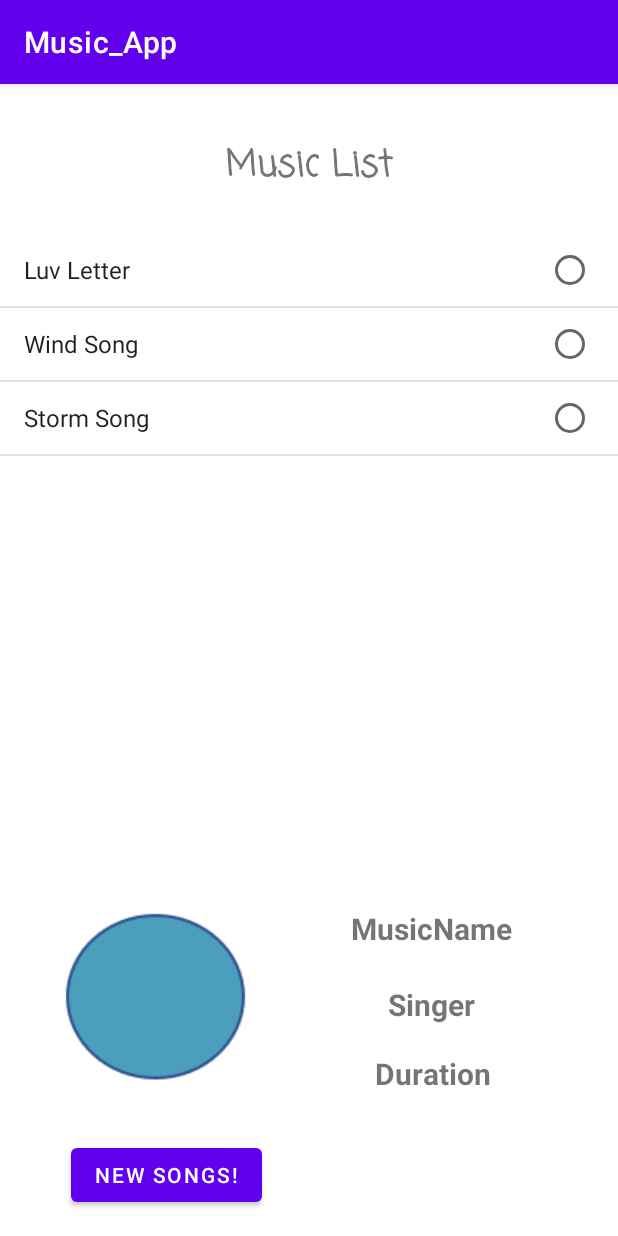
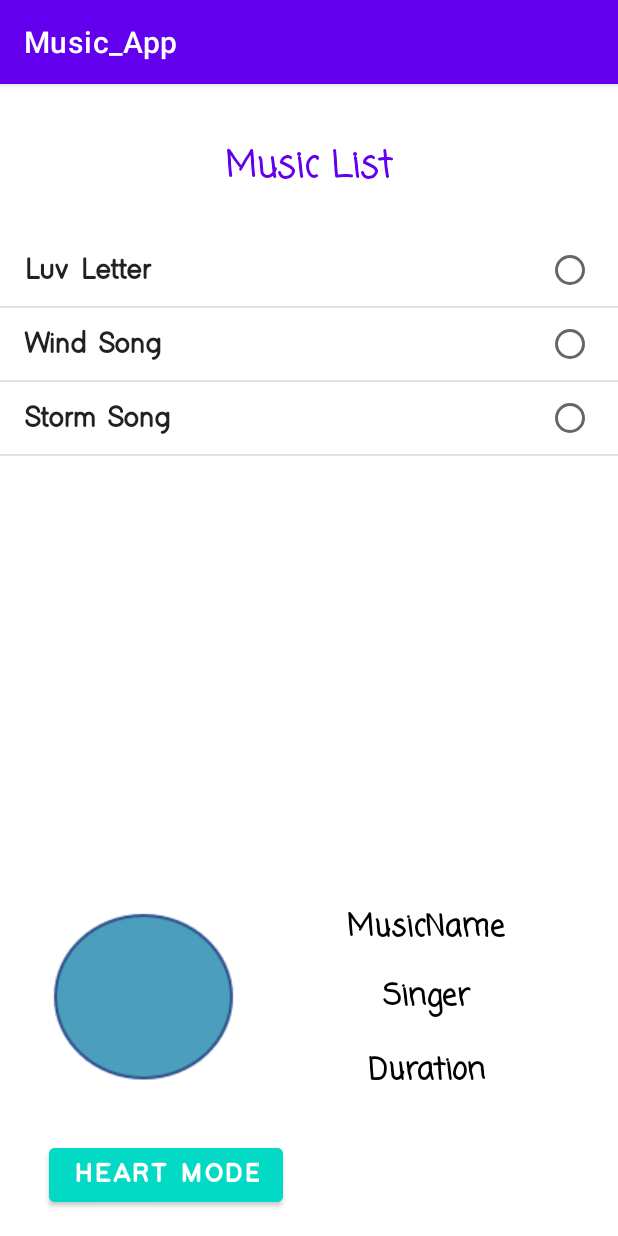
Before and after one commit to Zhang-Zhenning/MusicApp, an Android app: the screen it shows after launch (MainActivity), on a phone screen of 412 x 824 dp. Run offline under Robolectric (Android 15) with nearby library versions, the phone set to English and light mode, and no system bars.

Commit message:
Add support for scrolling horizontally, UI reorganization, Self-defined font and color, "Heart Mode" button and self-defined ArrayList for ListView

```diff
--- a/app/src/main/java/com/example/music_app/MainActivity.java
+++ b/app/src/main/java/com/example/music_app/MainActivity.java
@@ -1,21 +1,33 @@
 package com.example.music_app;
 
+import androidx.annotation.RequiresApi;
 import androidx.appcompat.app.AppCompatActivity;
+import com.example.music_app.marqueueText;
 
 import android.app.ProgressDialog;
+import android.content.Context;
 import android.content.Intent;
 import android.graphics.Bitmap;
 import android.graphics.BitmapFactory;
+import android.graphics.Color;
+import android.graphics.Typeface;
+import android.graphics.fonts.Font;
 import android.media.AudioManager;
 import android.media.MediaPlayer;
 import android.os.AsyncTask;
+import android.os.Build;
 import android.os.Bundle;
 import android.os.Environment;
 import android.provider.MediaStore;
 import android.renderscript.ScriptGroup;
+import android.text.TextUtils;
+import android.text.method.LinkMovementMethod;
+import android.util.AttributeSet;
 import android.util.Log;
+import android.util.TypedValue;
 import android.view.MotionEvent;
 import android.view.View;
+import android.view.ViewGroup;
 import android.widget.*;
 
 import java.io.BufferedReader;
@@ -26,10 +38,12 @@ import java.io.FileInputStream;
 import java.io.IOException;
 import java.io.InputStream;
 import java.io.InputStreamReader;
+import java.lang.reflect.Type;
 import java.net.HttpURLConnection;
 import java.net.MalformedURLException;
 import java.net.URL;
 import java.util.ArrayList;
+import java.util.Arrays;
 import java.util.Timer;
 import java.util.TimerTask;
 
@@ -43,6 +57,8 @@ class Reference{
     public static int refreshFlag = 1;
     public static MediaPlayer cur_mp;
     public static AudioManager cur_am;
+    public static int heartModeOn = 0;
+    public static int heartModeFinish = 1;
 
     // global list variable
     public static final ArrayList<String> musicNameList = new ArrayList<String>();
@@ -53,6 +69,10 @@ class Reference{
     public static ArrayList<Integer> imageIdList = new ArrayList<Integer>();
 
 }
+
+
+
+
 
 
 public class MainActivity extends AppCompatActivity {
@@ -148,7 +168,19 @@ public class MainActivity extends AppCompatActivity {
         Reference.musicNum += 1;
     }
 
-    // get a new music list from server and try to add them into local music base
+    public String finetuneDuration(int miliDuration){
+        int secDuration = miliDuration / 1000;
+        int min = secDuration / 60;
+        int sec = secDuration % 60;
+
+        String secStr = String.valueOf(sec);
+        if (secStr.length() == 1){
+            secStr = secStr + "0";
+        }
+        return String.valueOf(min) + ":" + secStr;
+    }
+
+    // meaningless now
     public void parseReceivedMusicList(){
         for(String s: processedMusicList){
             Log.i("hahaha",s);
@@ -159,7 +191,7 @@ public class MainActivity extends AppCompatActivity {
                         player.setAudioStreamType(AudioManager.STREAM_MUSIC);
                         player.setDataSource("http://ec2-54-65-141-177.ap-northeast-1.compute.amazonaws.com:8080/music-repo/musics/spyFamily.mp3");
                         player.prepareAsync();
-                        addMusic_to_refer_noName("SpyFamily", "LYC", String.valueOf(player.getDuration()), R.drawable.arnya, R.raw.bird, player);
+                        addMusic_to_refer_noName("SpyFamily", "LYC", finetuneDuration(player.getDuration()), R.drawable.arnya, R.raw.bird, player);
                         addItemToListView("SpyFamily");
                         break;
 //                        player.start();
@@ -172,13 +204,13 @@ public class MainActivity extends AppCompatActivity {
                 }
                 case "b": {
                     MediaPlayer curMp = MediaPlayer.create(this, R.raw.danger);
-                    addMusic_to_refer_noName(s, "LYC", String.valueOf(curMp.getDuration()), R.drawable.wind1, R.raw.danger, curMp);
+                    addMusic_to_refer_noName(s, "LYC", finetuneDuration(curMp.getDuration()), R.drawable.wind1, R.raw.danger, curMp);
                     addItemToListView(s);
                     break;
                 }
                 case "c": {
                     MediaPlayer curMp = MediaPlayer.create(this, R.raw.soft);
-                    addMusic_to_refer_noName(s, "LYC", String.valueOf(curMp.getDuration()), R.drawable.storm2, R.raw.soft, curMp);
+                    addMusic_to_refer_noName(s, "LYC", finetuneDuration(curMp.getDuration()), R.drawable.storm2, R.raw.soft, curMp);
                     addItemToListView(s);
 
                     break;
@@ -225,6 +257,8 @@ public class MainActivity extends AppCompatActivity {
         DownloadTask downloadTask = new DownloadTask();
 
 
+
+
 //        try{
 //            String result = downloadTask.execute("http://tonghanghang.org/").get();
 //            Log.i("Result",result);
@@ -245,9 +279,9 @@ public class MainActivity extends AppCompatActivity {
         // ------------------------------------------------------Initialize MainPage------------------------------------------------------
         ListView myListView1 = findViewById(R.id.ListView1);
         ImageView imageViewInfo = (ImageView) findViewById(R.id.imageViewInfo);
-        TextView textViewMusicName = findViewById(R.id.textViewMusicName);
-        TextView textViewDuration = findViewById(R.id.textViewDuration);
-        TextView textViewPlayer = findViewById(R.id.textViewMusicPlayer);
+        marqueueText textViewMusicName = findViewById(R.id.textViewMusicName);
+        marqueueText textViewDuration = findViewById(R.id.textViewDuration);
+        marqueueText textViewPlayer = findViewById(R.id.textViewMusicPlayer);
 
         // default mainPage text
         String default_musicName = "MusicName";
@@ -265,7 +299,33 @@ public class MainActivity extends AppCompatActivity {
 
         // ------------------------------------------------------Initialize MusicBase-----------------------------------------------------
         initialize_musicBase();
-        musicAdaptor = new ArrayAdapter<String>(this, android.R.layout.simple_list_item_single_choice,Reference.musicNameList);
+        // customized arrayadapter
+        musicAdaptor = new ArrayAdapter<String>(this,android.R.layout.simple_list_item_single_choice,Reference.musicNameList){
+            @RequiresApi(api = Build.VERSION_CODES.O)
+            @Override
+            public View getView(int position, View convertView, ViewGroup parent){
+                // Cast the list view each item as text view
+                TextView item = (TextView) super.getView(position,convertView,parent);
+
+                // Set the typeface/font for the current item
+                if (android.os.Build.VERSION.SDK_INT >= android.os.Build.VERSION_CODES.O) {
+                    Typeface typeface = getResources().getFont(R.font.newyear);
+                    item.setTypeface(typeface);
+
+                    // Set the list view item's text color
+
+
+                    // Change the item text size
+                    item.setTextSize(TypedValue.COMPLEX_UNIT_DIP,21);
+                }
+
+
+                // return the view
+                return item;
+            }
+        };
+
+
         // setup ListView
         myListView1.setChoiceMode(ListView.CHOICE_MODE_SINGLE);
         myListView1.setAdapter(musicAdaptor);
@@ -308,22 +368,34 @@ public class MainActivity extends AppCompatActivity {
     }
 
     public void click_image(View view){
-        Log.i("Info","In clickImage");
-        ImageView my_image = (ImageView) findViewById(R.id.imageViewInfo);
-        ImageDownloader task = new ImageDownloader();
-        try {
-            Bitmap myImage = task.execute("https://static.wikia.nocookie.net/simpsons/images/6/65/Bart_Simpson.png/revision/latest/scale-to-width-down/250?cb=20190409004756").get();
-//            my_image.setImageBitmap(myImage);
-        }catch(Exception e){
-            e.printStackTrace();
+
+        if(Reference.heartModeOn == 1) {
+            Reference.heartModeOn = 0;
+            Button t = findViewById(R.id.buttonDownload);
+            t.setBackgroundColor(getResources().getColor(R.color.teal_200));
+        }
+        else {
+            Reference.heartModeOn = 1;
+            Button t = findViewById(R.id.buttonDownload);
+            t.setBackgroundColor(getResources().getColor(R.color.purple_200));
         }
 
-
-        // try to upload music online
-//        new uploadMusic().execute();
-        // try to download json online
-        JsonTask j = new JsonTask();
-        j.execute("http://ec2-54-65-141-177.ap-northeast-1.compute.amazonaws.com:8080/music-repo/users");
+//        Log.i("Info","In clickImage");
+//        ImageView my_image = (ImageView) findViewById(R.id.imageViewInfo);
+//        ImageDownloader task = new ImageDownloader();
+//        try {
+//            Bitmap myImage = task.execute("https://static.wikia.nocookie.net/simpsons/images/6/65/Bart_Simpson.png/revision/latest/scale-to-width-down/250?cb=20190409004756").get();
+////            my_image.setImageBitmap(myImage);
+//        }catch(Exception e){
+//            e.printStackTrace();
+//        }
+//
+//
+//        // try to upload music online
+////        new uploadMusic().execute();
+//        // try to download json online
+//        JsonTask j = new JsonTask();
+//        j.execute("http://ec2-54-65-141-177.ap-northeast-1.compute.amazonaws.com:8080/music-repo/users");
 
     }
 
@@ -501,6 +573,9 @@ public class MainActivity extends AppCompatActivity {
         @Override
         protected String doInBackground(String... params) {
 
+            if(Reference.heartModeOn == 0 || Reference.heartModeFinish == 0) return "Skip";
+
+            Reference.heartModeFinish = 0;
 
             HttpURLConnection connection = null;
             BufferedReader reader = null;
@@ -570,7 +645,7 @@ public class MainActivity extends AppCompatActivity {
                         Log.i("NewMusic",musicListURL+tempNames.get(i)+".WAV");
                         player.prepare();
 //                        player.start();
-                        addMusic_to_refer_noName(tempNames.get(i), tempSingers.get(i), String.valueOf(player.getDuration()), R.drawable.arnya, R.raw.bird, player);
+                        addMusic_to_refer_noName(tempNames.get(i), tempSingers.get(i), finetuneDuration(player.getDuration()), R.drawable.arnya, R.raw.bird, player);
                         addItemToListView(tempNames.get(i));
 
 //                        player.start();
@@ -582,11 +657,13 @@ public class MainActivity extends AppCompatActivity {
                 }
 
                 if (flag == 0){
+                    Reference.heartModeFinish = 1;
                     return buffer.toString();
                 }
 
                 lastSingers = newLastSingers;
                 lastNames = newLastNames;
+                Reference.heartModeFinish = 1;
 
 
                 return buffer.toString();
--- /dev/null
+++ b/app/src/main/java/com/example/music_app/marqueueText.java
@@ -0,0 +1,27 @@
+package com.example.music_app;
+
+import android.content.Context;
+import android.util.AttributeSet;
+import android.widget.TextView;
+
+public class marqueueText extends androidx.appcompat.widget.AppCompatTextView {
+    public marqueueText(Context context) {
+        super(context);
+    }
+
+    public marqueueText(Context context, AttributeSet attrs) {
+        super(context, attrs);
+    }
+
+    public marqueueText(Context context, AttributeSet attrs, int defStyleAttr) {
+        super(context, attrs, defStyleAttr);
+    }
+
+    //返回textview是否处在选中的状态
+    //而只有选中的textview才能够实现跑马灯效果
+    @Override
+    public boolean isFocused() {
+        return true;
+    }
+
+}
--- a/app/src/main/res/layout/activity_main.xml
+++ b/app/src/main/res/layout/activity_main.xml
@@ -19,18 +19,24 @@
         app:layout_constraintTop_toTopOf="parent"
         app:layout_constraintVertical_bias="0.0" />
 
-    <TextView
+    <com.example.music_app.marqueueText
         android:id="@+id/textView2"
-        android:layout_width="0dp"
-        android:layout_height="0dp"
+        android:layout_width="wrap_content"
+        android:layout_height="wrap_content"
         android:layout_marginStart="130dp"
         android:layout_marginTop="30dp"
         android:layout_marginEnd="130dp"
         android:layout_marginBottom="20dp"
         android:fontFamily="casual"
         android:gravity="center"
+        android:ellipsize="marquee"
+        android:focusable="true"
+        android:focusableInTouchMode="true"
+        android:marqueeRepeatLimit="marquee_forever"
+        android:singleLine="true"
+        android:scrollHorizontally="true"
         android:text="Music List"
-        android:textAlignment="center"
+        android:textColor="@color/purple_500"
         android:textSize="24sp"
         android:textStyle="bold"
         app:layout_constraintBottom_toTopOf="@+id/ListView1"
@@ -38,13 +44,14 @@
         app:layout_constraintStart_toStartOf="parent"
         app:layout_constraintTop_toTopOf="parent" />
 
+
     <ImageView
         android:id="@+id/imageViewInfo"
         android:layout_width="wrap_content"
         android:layout_height="wrap_content"
-        android:layout_marginStart="38dp"
+        android:layout_marginStart="30dp"
         android:layout_marginTop="60dp"
-        android:layout_marginEnd="245dp"
+        android:layout_marginEnd="237dp"
         android:layout_marginBottom="95dp"
         android:gravity="center"
         app:layout_constraintBottom_toBottomOf="parent"
@@ -56,48 +63,72 @@
         tools:srcCompat="@drawable/bluetoe"
         tools:visibility="visible" />
 
-    <TextView
+    <com.example.music_app.marqueueText
         android:id="@+id/textViewMusicName"
-        android:layout_width="wrap_content"
+        android:layout_width="90pt"
         android:layout_height="wrap_content"
         android:layout_marginStart="87dp"
         android:layout_marginTop="85dp"
         android:layout_marginEnd="95dp"
         android:layout_marginBottom="196dp"
+        android:fontFamily="casual"
+        android:ellipsize="marquee"
+        android:focusable="true"
+        android:focusableInTouchMode="true"
+        android:gravity="center"
+        android:marqueeRepeatLimit="marquee_forever"
+        android:scrollHorizontally="true"
+        android:singleLine="true"
+        android:textColor="@color/black"
         android:text="MusicName"
-        android:gravity="center"
-        android:textAlignment="center"
         android:textSize="20sp"
         android:textStyle="bold"
         app:barrierMargin="@dimen/material_emphasis_disabled"
         app:layout_constraintBottom_toBottomOf="parent"
         app:layout_constraintEnd_toEndOf="parent"
         app:layout_constraintStart_toEndOf="@+id/imageViewInfo"
-        app:layout_constraintTop_toBottomOf="@+id/ListView1" />
+        app:layout_constraintTop_toBottomOf="@+id/ListView1"
+        tools:visibility="visible" />
 
-    <TextView
+    <com.example.music_app.marqueueText
         android:id="@+id/textViewMusicPlayer"
-        android:layout_width="wrap_content"
+        android:layout_width="90pt"
         android:layout_height="wrap_content"
         android:layout_marginStart="87dp"
-        android:layout_marginTop="23dp"
+        android:layout_marginTop="15dp"
         android:layout_marginEnd="95dp"
+        android:ellipsize="marquee"
+        android:focusable="true"
+        android:focusableInTouchMode="true"
+        android:fontFamily="casual"
+        android:marqueeRepeatLimit="marquee_forever"
+        android:scrollHorizontally="true"
+        android:singleLine="true"
         android:text="MusicPlayer"
         android:textAlignment="center"
+        android:textColor="@color/black"
         android:textSize="20sp"
         android:textStyle="bold"
         app:layout_constraintEnd_toEndOf="parent"
         app:layout_constraintStart_toEndOf="@+id/imageViewInfo"
         app:layout_constraintTop_toBottomOf="@+id/textViewMusicName" />
 
-    <TextView
+    <com.example.music_app.marqueueText
         android:id="@+id/textViewDuration"
-        android:layout_width="wrap_content"
+        android:layout_width="90pt"
         android:layout_height="wrap_content"
         android:layout_marginStart="87dp"
         android:layout_marginTop="32dp"
         android:layout_marginEnd="95dp"
         android:layout_marginBottom="108dp"
+        android:ellipsize="marquee"
+        android:focusable="true"
+        android:fontFamily="casual"
+        android:textColor="@color/black"
+        android:focusableInTouchMode="true"
+        android:marqueeRepeatLimit="marquee_forever"
+        android:singleLine="true"
+        android:scrollHorizontally="true"
         android:text="MusicDuration"
         android:textAlignment="center"
         android:textSize="20sp"
@@ -115,8 +146,12 @@
         android:layout_marginTop="30dp"
         android:layout_marginEnd="254dp"
         android:layout_marginBottom="16dp"
+        android:backgroundTint="@color/teal_200"
+        android:fontFamily="@font/newyear"
         android:onClick="click_image"
-        android:text="New Songs!"
+        android:text="Heart Mode"
+        android:textSize="18sp"
+        android:textStyle="bold"
         app:layout_constraintBottom_toBottomOf="parent"
         app:layout_constraintEnd_toEndOf="parent"
         app:layout_constraintStart_toStartOf="parent"
```
Also changed, not shown: app/src/main/java/com/example/music_app/MusicPlayerActivity.java (+5 -3 lines), app/src/main/res/layout/musicplayeractivity_main.xml (+17 -7 lines), app/src/main/res/drawable/arnya.png, app/src/main/res/drawable/arnya1.png (added), app/src/main/res/font/casual.ttf (added), app/src/main/res/font/ihana.ttf (added), app/src/main/res/font/newyear.ttf (added), app/src/main/res/raw/casual.ttf (added).
